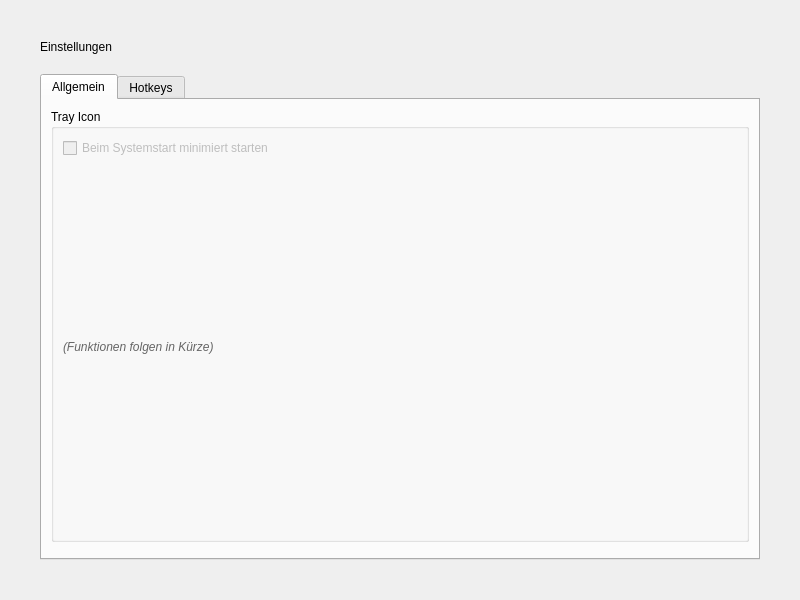
Before: the Qt Designer form src/smartdesk/ui/gui/pages/ui/settings_page.ui in Neongrau23/SmartDesk, drawn with Qt 5.
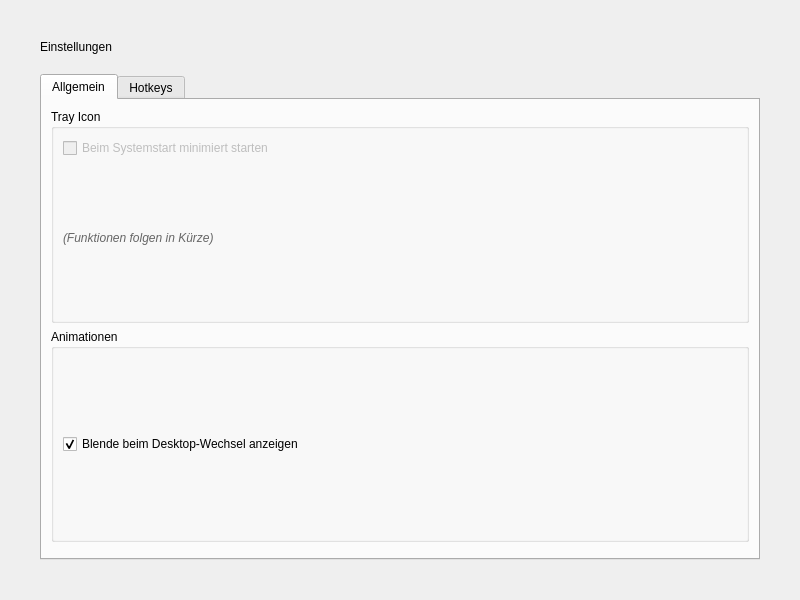
After: the same form once the commit is applied.

Commit message: feat: Add option to toggle desktop switch fade animation

Diff of the .ui file:
```diff
--- a/src/smartdesk/ui/gui/pages/ui/settings_page.ui
+++ b/src/smartdesk/ui/gui/pages/ui/settings_page.ui
@@ -50,6 +50,19 @@
          </layout>
         </widget>
        </item>
+       <item>
+        <widget class="QGroupBox" name="group_animation">
+         <property name="title"><string>Animationen</string></property>
+         <layout class="QVBoxLayout" name="layout_animation">
+          <item>
+           <widget class="QCheckBox" name="check_show_fade">
+            <property name="text"><string>Blende beim Desktop-Wechsel anzeigen</string></property>
+            <property name="checked"><bool>true</bool></property>
+           </widget>
+          </item>
+         </layout>
+        </widget>
+       </item>
        <item><spacer><property name="orientation"><enum>Qt::Vertical</enum></property></spacer></item>
       </layout>
      </widget>
```
The commit also changes 3 other files.
